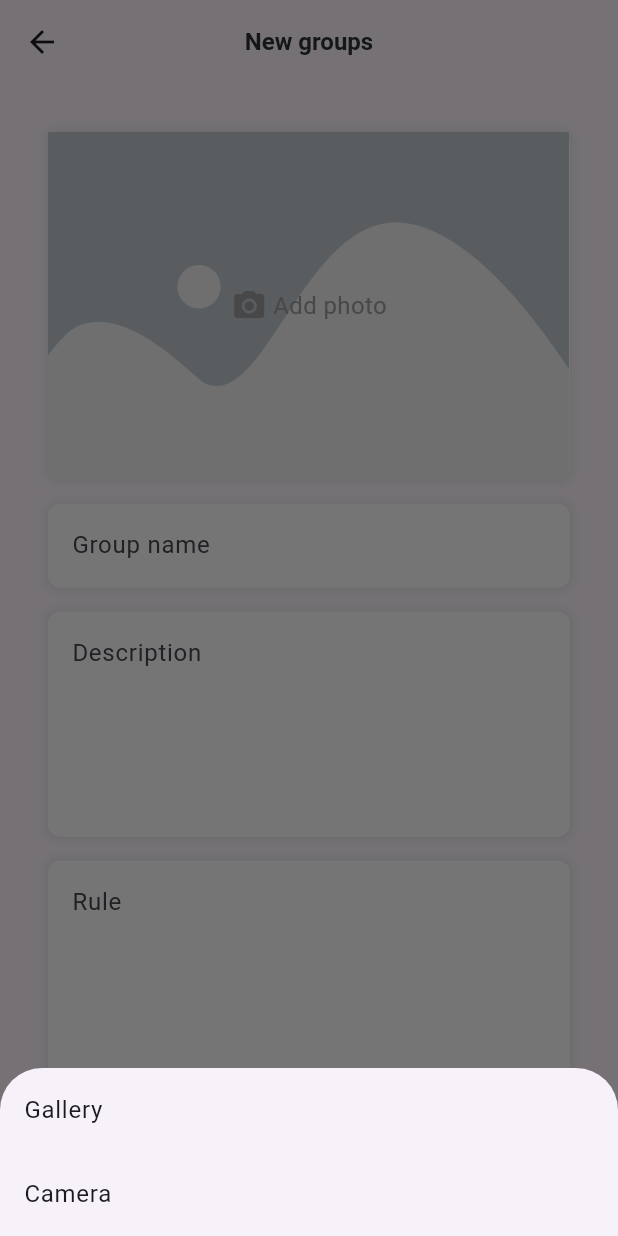
After one commit to evericks/Running-Community-Mobile, a Flutter app: the CreateGroupScreen screen opened by its route, after a tap on "Add photo", on a phone screen of 412 x 824 dp. The commit adds this screen. Run offline on Flutter 3.47's test engine with Material 3 defaults, Android fonts, the light colour scheme and no system bars; our stand-ins replace camera, dio, firebase_core, firebase_storage, flutter_bloc, flutter_svg and 3 more; accounts and stored records are empty; network calls fail; project files that could hold a hidden picture were left out.

Commit message:
create group

```diff
--- a/lib/cubit/group/group_cubit.dart
+++ b/lib/cubit/group/group_cubit.dart
@@ -1,4 +1,5 @@
 import 'package:flutter_bloc/flutter_bloc.dart';
+import 'package:image_picker/image_picker.dart';
 
 import '../../domain/repositories/group_repo.dart';
 import '../../utils/get_it.dart';
@@ -17,4 +18,18 @@ class GroupCubit extends Cubit<GroupState>{
       emit(GroupsFailedState(e.toString()));
     }
   }
+
+  Future<void> createGroup({required String name, required String description, required String rule, required XFile thumbnail}) async {
+    emit(GroupCreateLoadingState());
+    try {
+      final response = await _groupRepo.createGroup(name: name, description: description, rule: rule, thumbnail: thumbnail);
+      if (response == 201) {
+        emit(GroupCreateSuccessState(true));
+      } else {
+        emit(GroupCreateFailedState('Failed to create group'));
+      }
+    } catch (e) {
+      emit(GroupCreateFailedState(e.toString()));
+    }
+  }
 }
--- a/lib/cubit/group/group_state.dart
+++ b/lib/cubit/group/group_state.dart
@@ -13,3 +13,15 @@ class GroupsFailedState extends GroupState {
   final String error;
   GroupsFailedState(this.error);
 }
+
+class GroupCreateLoadingState extends GroupState {}
+
+class GroupCreateSuccessState extends GroupState {
+  final bool status;
+  GroupCreateSuccessState(this.status);
+}
+
+class GroupCreateFailedState extends GroupState {
+  final String error;
+  GroupCreateFailedState(this.error);
+}
--- a/lib/domain/repositories/group_repo.dart
+++ b/lib/domain/repositories/group_repo.dart
@@ -1,3 +1,4 @@
+import 'package:camera/camera.dart';
 import 'package:dio/dio.dart';
 import 'package:running_community_mobile/utils/get_it.dart';
 
@@ -22,13 +23,15 @@ class GroupRepo {
     }
   }
 
-  Future<int> createGroup({required String name, required String description, required String userId}) async {
+  Future<int> createGroup({required String name, required String description, required String rule, required XFile thumbnail}) async {
     try {
-      final response = await _apiClient.post('/api/groups', data: {
+      FormData formData = FormData.fromMap({
+        'thumbnail': await MultipartFile.fromFile(thumbnail.path, filename: '$name-thumbnail'),
         'name': name,
         'description': description,
-        'userId': userId,
+        'rule': rule,
       });
+      final response = await _apiClient.post('/api/groups', data: formData, options: Options(contentType: Headers.multipartFormDataContentType));
       return response.statusCode!;
     } on DioException catch (e) {
       print('Error at createGroup: $e');
--- a/lib/fragments/GroupFragment.dart
+++ b/lib/fragments/GroupFragment.dart
@@ -29,8 +29,6 @@ class GroupFragment extends StatelessWidget {
           if (state is GroupsSuccessState) {
             var groups = state.groups.groups!;
             var joinedGroups = groups.where((gr) => gr.groupMembers!.any((mem) => mem.user!.id == UserRepo.user.id)).toList();
-            print(UserRepo.user.id);
-            print(joinedGroups);
             return RefreshIndicator(
               onRefresh: () async {
                 context.read<GroupCubit>().getGroups();
@@ -52,7 +50,9 @@ class GroupFragment extends StatelessWidget {
                           style: primaryTextStyle(color: blueColor),
                           textAlign: TextAlign.center,
                         ),
-                      ).expand(),
+                      ).onTap(() {
+                        Navigator.pushNamed(context, '/create-group');
+                      }).expand(),
                       Gap.k16.width,
                       Container(
                         padding: EdgeInsets.symmetric(horizontal: 16, vertical: 8),
--- /dev/null
+++ b/lib/screens/CreateGroupScreen.dart
@@ -0,0 +1,201 @@
+import 'dart:io';
+
+import 'package:camera/camera.dart';
+import 'package:firebase_storage/firebase_storage.dart';
+import 'package:flutter/material.dart';
+import 'package:flutter/widgets.dart';
+import 'package:flutter_bloc/flutter_bloc.dart';
+import 'package:image_picker/image_picker.dart';
+import 'package:nb_utils/nb_utils.dart';
+import 'package:running_community_mobile/utils/app_assets.dart';
+import 'package:running_community_mobile/utils/colors.dart';
+
+import '../cubit/group/group_cubit.dart';
+import '../cubit/group/group_state.dart';
+import '../utils/gap.dart';
+import '../widgets/AppBar.dart';
+
+class CreateGroupScreen extends StatefulWidget {
+  const CreateGroupScreen({super.key});
+  static const routeName = '/create-group';
+
+  @override
+  State<CreateGroupScreen> createState() => _CreateGroupScreenState();
+}
+
+class _CreateGroupScreenState extends State<CreateGroupScreen> {
+  XFile? imageFile = null;
+  TextEditingController groupNameController = TextEditingController();
+  TextEditingController groupDescriptionController = TextEditingController();
+  TextEditingController groupRuleController = TextEditingController();
+
+  Future imageSelector(BuildContext context, String pickerType) async {
+    final ImagePicker picker = ImagePicker();
+    switch (pickerType) {
+      case "gallery":
+
+        /// GALLERY IMAGE PICKER
+        imageFile = (await picker.pickImage(source: ImageSource.gallery, imageQuality: 90))!;
+        break;
+
+      case "camera": // CAMERA CAPTURE CODE
+        imageFile = (await picker.pickImage(source: ImageSource.camera, imageQuality: 90))!;
+        break;
+    }
+
+    if (imageFile != null) {
+      print("You selected  image : ${imageFile!.path}");
+      setState(() {
+        debugPrint("SELECTED IMAGE PICK   $imageFile");
+      });
+    } else {
+      print("You have not taken image");
+    }
+  }
+
+  // Image picker
+  void _settingModalBottomSheet(context) {
+    showModalBottomSheet(
+        context: context,
+        builder: (BuildContext bc) {
+          return Wrap(
+            children: <Widget>[
+              ListTile(
+                  title: const Text('Gallery'),
+                  onTap: () => {
+                        imageSelector(context, "gallery"),
+                        Navigator.pop(context),
+                      }),
+              ListTile(
+                title: const Text('Camera'),
+                onTap: () => {imageSelector(context, "camera"), Navigator.pop(context)},
+              ),
+            ],
+          );
+        });
+  }
+
+  void showLoader(BuildContext context) {
+    showDialog(
+      context: context,
+      builder: (BuildContext context) {
+        return const Center(
+          child: CircularProgressIndicator(),
+        );
+      },
+    );
+  }
+
+  void hideLoader(BuildContext context) {
+    Navigator.of(context, rootNavigator: true).pop('dialog');
+  }
+
+  @override
+  Widget build(BuildContext context) {
+    return Scaffold(
+      appBar: const MyAppBar(title: 'New groups'),
+      body: BlocProvider<GroupCubit>(
+        create: (context) => GroupCubit(),
+        child: BlocConsumer<GroupCubit, GroupState>(
+          listener: (context, state) {
+            if (state is GroupCreateLoadingState) {
+              showLoader(context);
+            }
+            if (state is GroupCreateSuccessState) {
+              if (state.status) {
+                hideLoader(context);
+                Fluttertoast.showToast(msg: 'Group created successfully');
+              }
+            }
+          },
+          builder: (context, state) => SingleChildScrollView(
+            child: Column(
+              children: [
+                Container(
+                    height: context.width() * 9 / 16,
+                    width: context.width(),
+                    decoration: BoxDecoration(color: Colors.white, borderRadius: BorderRadius.circular(8), boxShadow: defaultBoxShadow()),
+                    child: Center(
+                      child: Stack(
+                        children: [
+                          imageFile == null
+                              ? Image.asset(AppAssets.placeholder)
+                              : Image.file(
+                                  File(imageFile!.path),
+                                  fit: BoxFit.cover,
+                                  width: context.width(),
+                                ),
+                          Center(
+                            child: Row(
+                              mainAxisAlignment: MainAxisAlignment.center,
+                              children: [const Icon(Icons.camera_alt, color: Colors.grey), Gap.k4.width, Text('Add photo', style: primaryTextStyle(color: Colors.grey))],
+                            ),
+                          )
+                        ],
+                      ),
+                    ).onTap(() {
+                      _settingModalBottomSheet(context);
+                    })),
+                Gap.k16.height,
+                Container(
+                  padding: const EdgeInsets.symmetric(horizontal: 16, vertical: 4),
+                  decoration: BoxDecoration(color: Colors.white, borderRadius: BorderRadius.circular(8), boxShadow: defaultBoxShadow()),
+                  child: TextField(
+                    controller: groupNameController,
+                    decoration: const InputDecoration(hintText: 'Group name', border: InputBorder.none),
+                  ),
+                ),
+                Gap.k16.height,
+                Container(
+                  height: 150,
+                  padding: const EdgeInsets.symmetric(horizontal: 16, vertical: 4),
+                  decoration: BoxDecoration(color: Colors.white, borderRadius: BorderRadius.circular(8), boxShadow: defaultBoxShadow()),
+                  child: TextField(
+                    maxLines: null,
+                    controller: groupDescriptionController,
+                    decoration: const InputDecoration(hintText: 'Description', border: InputBorder.none),
+                  ),
+                ),
+                Gap.k16.height,
+                Container(
+                  height: 150,
+                  padding: const EdgeInsets.symmetric(horizontal: 16, vertical: 4),
+                  decoration: BoxDecoration(color: Colors.white, borderRadius: BorderRadius.circular(8), boxShadow: defaultBoxShadow()),
+                  child: TextField(
+                    maxLines: null,
+                    controller: groupRuleController,
+                    decoration: const InputDecoration(hintText: 'Rule', border: InputBorder.none),
+                  ),
+                ),
+                Gap.kSection.height,
+                Container(
+                  padding: const EdgeInsets.symmetric(horizontal: 16, vertical: 8),
+                  decoration: BoxDecoration(
+                      color: (groupNameController.text != '' && groupDescriptionController.text != '' && groupRuleController.text != '' && imageFile != null) ? primaryColor : white,
+                      borderRadius: BorderRadius.circular(8),
+                      boxShadow: defaultBoxShadow()),
+                  child: Text(
+                    'Save group',
+                    style: primaryTextStyle(color: (groupNameController.text != '' && groupDescriptionController.text != '' && groupRuleController.text != '' && imageFile != null) ? white : grey),
+                  ),
+                ).onTap(() async {
+                  if (groupNameController.text != '' && groupDescriptionController.text != '' && groupRuleController.text != '' && imageFile != null) {
+                    final GroupCubit groupCubit = context.read<GroupCubit>();
+                    groupCubit.createGroup(
+                      name: groupNameController.text,
+                      description: groupDescriptionController.text,
+                      rule: groupRuleController.text,
+                      thumbnail: imageFile!,
+                    );
+                  } else {
+                    Fluttertoast.showToast(msg: 'Please fill all fields');
+                  }
+                }),
+              ],
+            ).paddingAll(32),
+          ),
+        ),
+      ),
+    );
+  }
+}
--- a/lib/utils/route.dart
+++ b/lib/utils/route.dart
@@ -1,4 +1,5 @@
 import 'package:flutter/material.dart';
+import 'package:running_community_mobile/screens/CreateGroupScreen.dart';
 import 'package:running_community_mobile/screens/LoginScreen.dart';
 import 'package:running_community_mobile/screens/SignUpScreen.dart';
 import '../screens/DashboardScreen.dart';
@@ -15,6 +16,10 @@ Route<dynamic> generateRoute(RouteSettings settings) {
       return MaterialPageRoute(builder: (_) => const LoginScreen());
     case SignUpScreen.routeName:
       return MaterialPageRoute(builder: (_) => const SignUpScreen());
+    case CreateGroupScreen.routeName:
+      return MaterialPageRoute(builder: (_) => const CreateGroupScreen());
+      // case CameraScreen.routeName:
+      // return MaterialPageRoute(builder: (_) => const CameraScreen());
     default:
       return MaterialPageRoute(builder: (_) => const NotFoundScreen());
   }
--- a/pubspec.yaml
+++ b/pubspec.yaml
@@ -18,7 +18,12 @@ dependencies:
   intl: ^0.19.0
   flutter_keyboard_visibility: ^6.0.0
   fluttertoast: ^8.2.4
+  camera: ^0.10.5+9
+  image_picker: ^1.0.7
 
+  #Firebase
+  firebase_storage: ^11.6.11
+  firebase_core: ^2.27.2
 
 dev_dependencies:
   flutter_test:
```
Also changed, not shown: lib/main.dart (+31 -5 lines), lib/firebase_options.dart (added), pubspec.lock, 2 other files.
